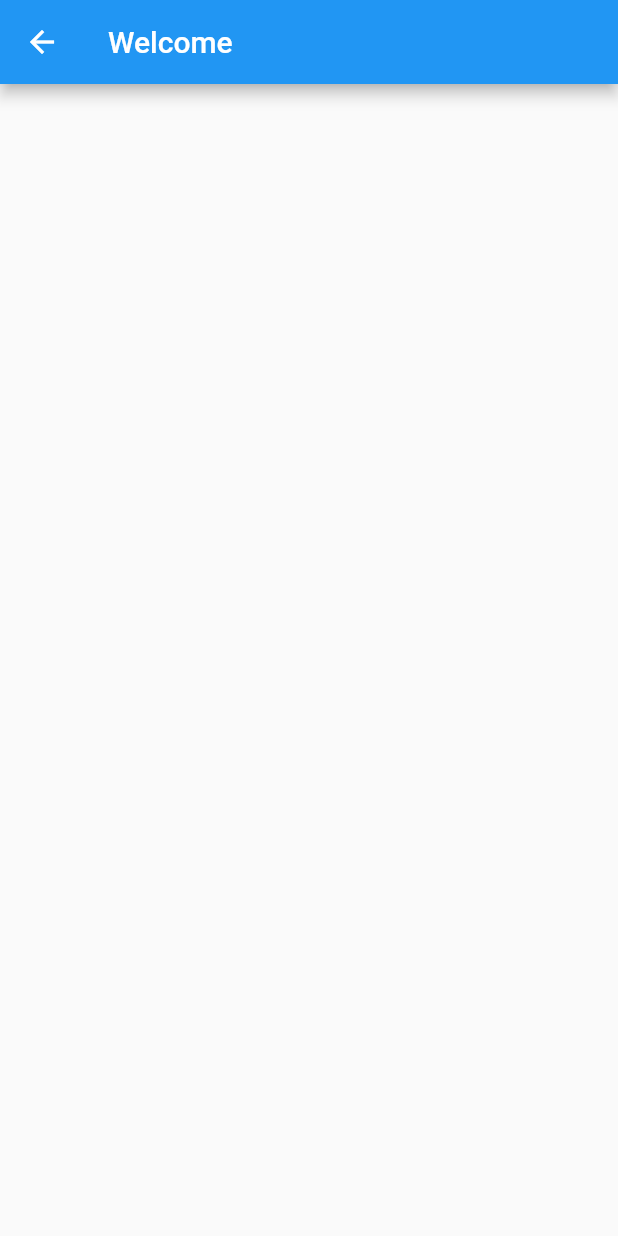
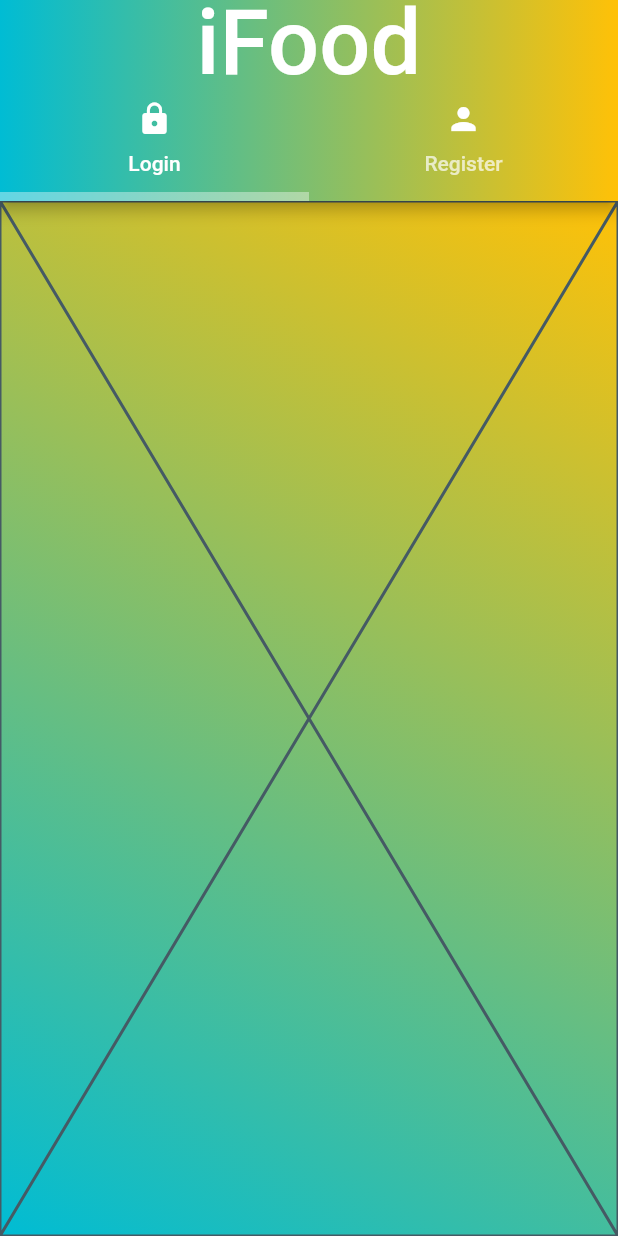
Before and after one commit to Alen87/FoodApp, a Flutter app: the AuthScreen screen opened directly, on a phone screen of 412 x 824 dp. Run offline on Flutter 3.47's test engine with Material 2 defaults, Android fonts, the phone set to English and light mode, and no system bars; Roboto replaces fonts that are missing (Lobster).

Commit message:
Tab Bar view for Login and Register Screen

```diff
--- a/lib/authentiaction/auth_screen.dart
+++ b/lib/authentiaction/auth_screen.dart
@@ -1,5 +1,6 @@
 import 'package:flutter/material.dart';
-
+import 'package:sellers_app/authentiaction/login.dart';
+import 'package:sellers_app/authentiaction/register.dart';
 
 class AuthScreen extends StatefulWidget {
   const AuthScreen({Key? key}) : super(key: key);
@@ -11,8 +12,62 @@ class AuthScreen extends StatefulWidget {
 class _AuthScreenState extends State<AuthScreen> {
   @override
   Widget build(BuildContext context) {
-    return Scaffold(
-      appBar: AppBar(title: const Text("Welcome"),),
-    );
+    return DefaultTabController(
+        length: 2,
+        child: Scaffold(
+          appBar: AppBar(
+            flexibleSpace: Container(
+              decoration: const BoxDecoration(
+                  gradient: LinearGradient(
+                      colors: [Colors.cyan, Colors.amber],
+                      begin: FractionalOffset(0.0, 0.0),
+                      end: FractionalOffset(1.0, 0.0),
+                      stops: [0.0, 1.0],
+                      tileMode: TileMode.clamp)),
+            ),
+            automaticallyImplyLeading: false,
+            title: const Text(
+              "iFood",
+              style: TextStyle(
+                  fontSize: 60, color: Colors.white, fontFamily: "Lobster"),
+            ),
+            centerTitle: true,
+            bottom: const TabBar(
+              tabs: [
+                Tab(
+                  icon: Icon(
+                    Icons.lock,
+                    color: Colors.white,
+                  ),
+                  text: "Login",
+                ),
+                Tab(
+                  icon: Icon(
+                    Icons.person,
+                    color: Colors.white,
+                  ),
+                  text: "Register",
+                )
+              ],
+              indicatorColor: Colors.white38,
+              indicatorWeight: 6,
+            ),
+          ),
+          body: Container(
+            decoration: const BoxDecoration(
+                gradient: LinearGradient(
+              begin: Alignment.topRight,
+              end: Alignment.bottomLeft,
+                  colors: [
+                    Colors.amber,
+                    Colors.cyan, ]
+
+            )),
+            child: const TabBarView(children: [
+              LoginScreen(),
+              RegisterScreen(),
+            ]),
+          ),
+        ));
   }
 }
--- /dev/null
+++ b/lib/authentiaction/login.dart
@@ -0,0 +1,15 @@
+import 'package:flutter/material.dart';
+
+class LoginScreen extends StatefulWidget {
+  const LoginScreen({Key? key}) : super(key: key);
+
+  @override
+  State<LoginScreen> createState() => _LoginScreenState();
+}
+
+class _LoginScreenState extends State<LoginScreen> {
+  @override
+  Widget build(BuildContext context) {
+    return const Placeholder();
+  }
+}
--- /dev/null
+++ b/lib/authentiaction/register.dart
@@ -0,0 +1,16 @@
+import 'package:flutter/material.dart';
+
+
+class RegisterScreen extends StatefulWidget {
+  const RegisterScreen({Key? key}) : super(key: key);
+
+  @override
+  State<RegisterScreen> createState() => _RegisterScreenState();
+}
+
+class _RegisterScreenState extends State<RegisterScreen> {
+  @override
+  Widget build(BuildContext context) {
+    return const Placeholder();
+  }
+}
```
